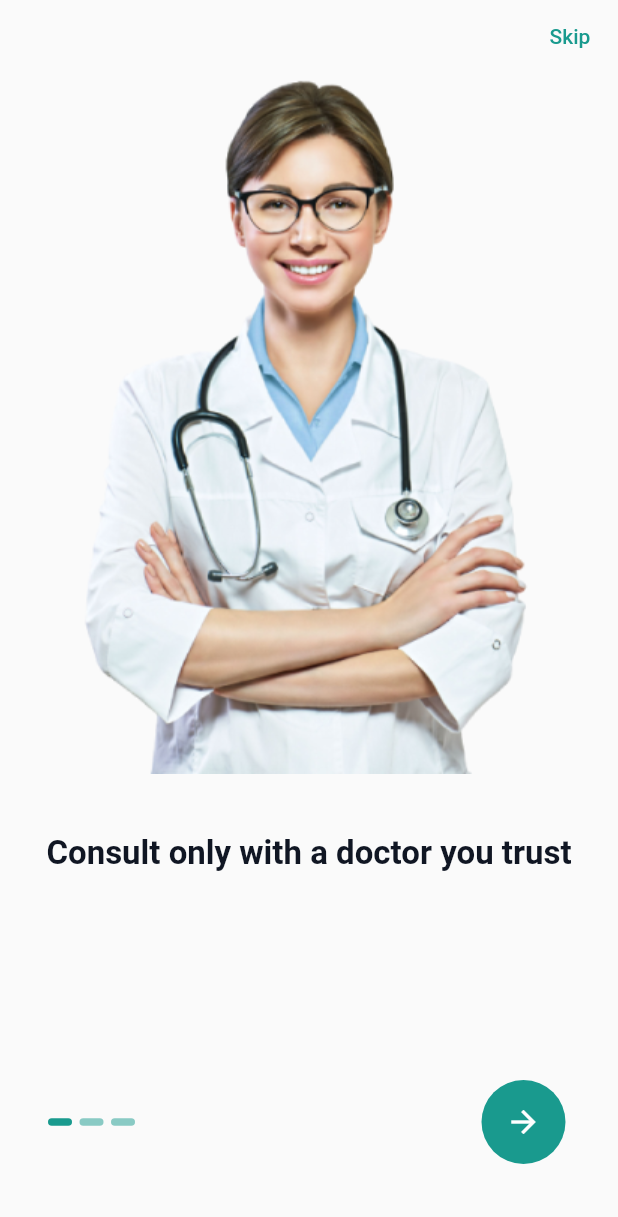
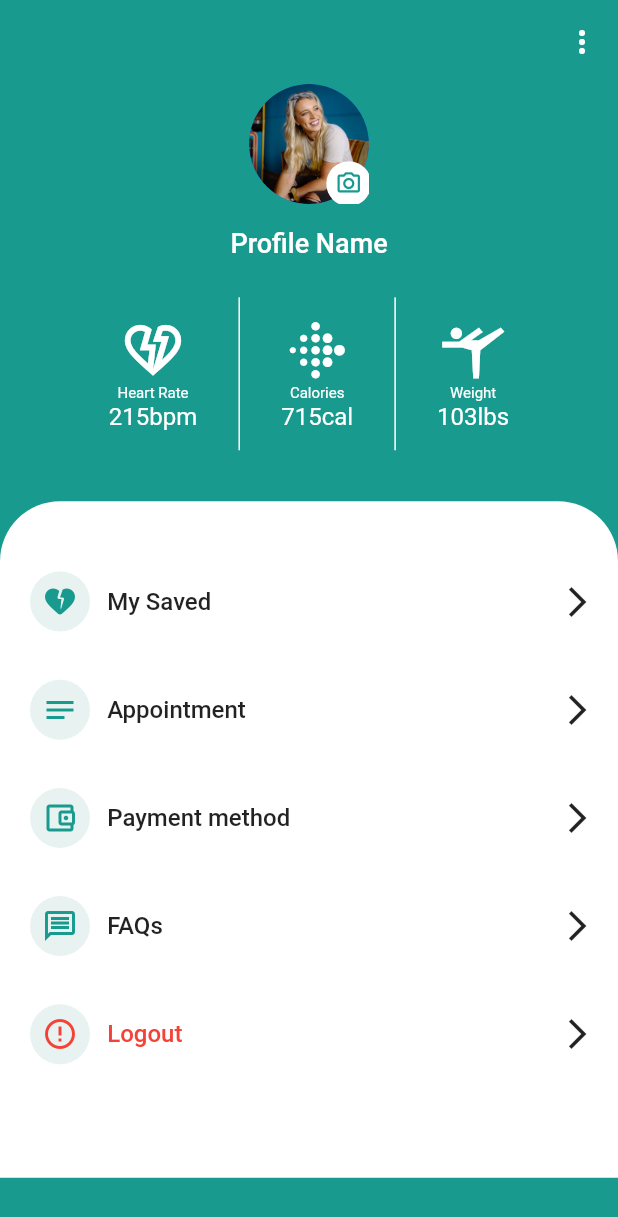
Before and after one commit to elysian12/jono, a Flutter app: the screen it shows after launch, on a phone screen of 412 x 824 dp. Shown: the top 1217 px of the screen. Run offline on Flutter 3.47's test engine with Material 2 defaults, Android fonts, the phone set to English and light mode, and no system bars; our stand-ins replace cloud_firestore, equatable, firebase_auth, firebase_core, flutter_bloc, flutter_screenutil and 4 more; accounts and stored records are empty.

Commit message:
Proifle page

```diff
--- a/lib/main.dart
+++ b/lib/main.dart
@@ -6,13 +6,13 @@ import 'package:flutter_screenutil/flutter_screenutil.dart';
 import 'package:jono/data/repositories/auth/auth_repository.dart';
 import 'package:jono/data/services/remote/firestore_service.dart';
 import 'package:jono/modules/auth/blocs/auth/auth_bloc.dart';
-
 import './common/constants/theme.dart';
 import './modules/modules.dart';
 import './routes/router.dart';
 import 'data/blocs/geolocation/geolocation_bloc.dart';
 import 'data/repositories/geolocation/geolocation_repository.dart';
 import 'firebase_options.dart';
+import 'modules/profile/profile_page.dart';
 
 void main() async {
   WidgetsFlutterBinding.ensureInitialized();
@@ -61,7 +61,7 @@ class MyApp extends StatelessWidget {
               title: "Jono",
               theme: appTheme(),
               onGenerateRoute: MyRouter.generateRoute,
-              initialRoute: SplashPage.routeName,
+              initialRoute: ProfilePage.routeName,
             );
           },
         ),
--- /dev/null
+++ b/lib/modules/profile/profile_page.dart
@@ -0,0 +1,265 @@
+import 'package:flutter/material.dart';
+import 'package:flutter_screenutil/flutter_screenutil.dart';
+
+import 'package:jono/common/constants/colors.dart';
+
+class ProfilePage extends StatelessWidget {
+  static const String routeName = '/profile-page';
+
+  const ProfilePage({super.key});
+
+  @override
+  Widget build(BuildContext context) {
+    return Scaffold(
+      backgroundColor: AppColors.primaryColor,
+      appBar: AppBar(
+        automaticallyImplyLeading: false,
+        backgroundColor: Colors.transparent,
+        elevation: 0,
+        actions: [
+          PopupMenuButton(
+              itemBuilder: (BuildContext context) => <PopupMenuItem<int>>[])
+        ],
+      ),
+      body: Column(
+        children: [
+          Container(
+              height: 270.h,
+              color: Colors.transparent,
+              child: Column(
+                children: [
+                  ProfileImage(),
+                  SizedBox(
+                    height: 15.h,
+                  ),
+                  Text(
+                    "Profile Name",
+                    style: TextStyle(
+                      color: Colors.white,
+                      fontSize: 18,
+                      fontWeight: FontWeight.w500,
+                    ),
+                  ),
+                  SizedBox(
+                    height: 25.h,
+                  ),
+                  HealthData(),
+                ],
+              )),
+          CustomBottomSheet(),
+        ],
+      ),
+    );
+  }
+}
+
+class ProfileImage extends StatelessWidget {
+  const ProfileImage({super.key});
+
+  @override
+  Widget build(BuildContext context) {
+    return Stack(
+      children: [
+        CircleAvatar(
+          radius: 40,
+          backgroundImage: AssetImage('assets/images/profiledummy.png'),
+        ),
+        Positioned(
+          left: 45.w,
+          top: 50.h,
+          child: CircleAvatar(
+            backgroundColor: Colors.white,
+            radius: 15,
+            child: Icon(
+              size: 18,
+              color: AppColors.primaryColor,
+              Icons.camera_alt_outlined,
+            ),
+          ),
+        )
+      ],
+    );
+  }
+}
+
+class CustomBottomSheet extends StatelessWidget {
+  const CustomBottomSheet({super.key});
+
+  @override
+  Widget build(BuildContext context) {
+    return Container(
+      height: 438.h,
+      color: Colors.transparent,
+      child: Container(
+          decoration: const BoxDecoration(
+              color: Colors.white,
+              borderRadius: BorderRadius.only(
+                topLeft: Radius.circular(40.0),
+                topRight: Radius.circular(40.0),
+              )),
+          child: Column(
+            children: [
+              SizedBox(
+                height: 30.h,
+              ),
+              optionsRow(
+                  Icon(
+                    Icons.heart_broken_rounded,
+                    color: Color(0xff199A8E),
+                  ),
+                  "My Saved"),
+              optionsRow(
+                  Icon(
+                    Icons.notes,
+                    color: Color(0xff199A8E),
+                  ),
+                  "Appointment"),
+              optionsRow(
+                  Icon(
+                    Icons.account_balance_wallet_outlined,
+                    color: Color(0xff199A8E),
+                  ),
+                  "Payment method"),
+              optionsRow(
+                  Icon(
+                    Icons.message_outlined,
+                    color: Color(0xff199A8E),
+                  ),
+                  "FAQs"),
+              Container(
+                height: 70.h,
+                padding: EdgeInsets.only(left: 20, right: 15),
+                child: Row(
+                  children: [
+                    CircleAvatar(
+                      backgroundColor: Color(0xffE8F3F1),
+                      child: Icon(
+                        Icons.error_outline,
+                        color: Colors.red,
+                      ),
+                    ),
+                    SizedBox(
+                      width: 10.w,
+                    ),
+                    Text(
+                      "Logout",
+                      style: TextStyle(
+                          fontSize: 16,
+                          fontWeight: FontWeight.w500,
+                          color: Colors.red),
+                    ),
+                    Spacer(),
+                    Icon(
+                      Icons.arrow_forward_ios_sharp,
+                    ),
+                  ],
+                ),
+              )
+            ],
+          )),
+    );
+  }
+}
+
+optionsRow(
+  Icon iconz,
+  String text,
+) {
+  return Container(
+    height: 70.h,
+    padding: EdgeInsets.only(left: 20, right: 15),
+    child: Row(
+      children: [
+        CircleAvatar(
+          backgroundColor: Color(0xffE8F3F1),
+          child: iconz,
+        ),
+        SizedBox(
+          width: 10.w,
+        ),
+        Text(
+          "$text",
+          style: TextStyle(fontSize: 16, fontWeight: FontWeight.w500),
+        ),
+        Spacer(),
+        Icon(
+          Icons.arrow_forward_ios_sharp,
+        ),
+      ],
+    ),
+  );
+}
+
+class HealthData extends StatelessWidget {
+  const HealthData({super.key});
+
+  @override
+  Widget build(BuildContext context) {
+    return Padding(
+      padding: const EdgeInsets.only(left: 25, right: 25),
+      child: IntrinsicHeight(
+        child: Row(
+          mainAxisAlignment: MainAxisAlignment.center,
+          crossAxisAlignment: CrossAxisAlignment.center,
+          children: [
+            details(
+                Icon(
+                  Icons.heart_broken_outlined,
+                  color: Colors.white,
+                  size: 45,
+                ),
+                "Heart Rate",
+                "215bpm"),
+            const VerticalDivider(
+              color: Colors.white,
+              width: 30,
+              thickness: 1,
+            ),
+            details(
+                Icon(
+                  Icons.fitbit_rounded,
+                  size: 45,
+                  color: Colors.white,
+                ),
+                "Calories",
+                "715cal"),
+            const VerticalDivider(
+              color: Colors.white,
+              width: 30,
+              thickness: 1,
+            ),
+            details(
+                Icon(
+                  Icons.sports_gymnastics,
+                  size: 45,
+                  color: Colors.white,
+                ),
+                "Weight",
+                "103lbs"),
+          ],
+        ),
+      ),
+    );
+  }
+
+  details(Icon icon, String text, String text2) {
+    return Padding(
+      padding: EdgeInsets.all(13),
+      child: Column(
+        mainAxisAlignment: MainAxisAlignment.center,
+        crossAxisAlignment: CrossAxisAlignment.center,
+        children: [
+          icon,
+          Text(
+            text,
+            style: TextStyle(fontSize: 10, color: Colors.white),
+          ),
+          Text(
+            text2,
+            style: TextStyle(fontSize: 16, color: Colors.white),
+          ),
+        ],
+      ),
+    );
+  }
+}
--- a/lib/routes/router.dart
+++ b/lib/routes/router.dart
@@ -4,6 +4,7 @@ import 'package:flutter/material.dart';
 import 'package:jono/modules/splash/views/onboarding_page.dart';
 
 import '../modules/modules.dart';
+import '../modules/profile/profile_page.dart';
 
 class MyRouter {
   static Route<dynamic> _errorRoute() {
@@ -26,6 +27,8 @@ class MyRouter {
     switch (settings.name) {
       case HomeScreen.routeName:
         return MaterialPageRoute(builder: (_) => const HomeScreen());
+      case ProfilePage.routeName:
+        return MaterialPageRoute(builder: (_) => const ProfilePage());
       case SplashPage.routeName:
         return MaterialPageRoute(builder: (_) => const SplashPage());
       case OnboardingPage.routeName:
```
Also changed, not shown: assets/images/profiledummy.png (added).
